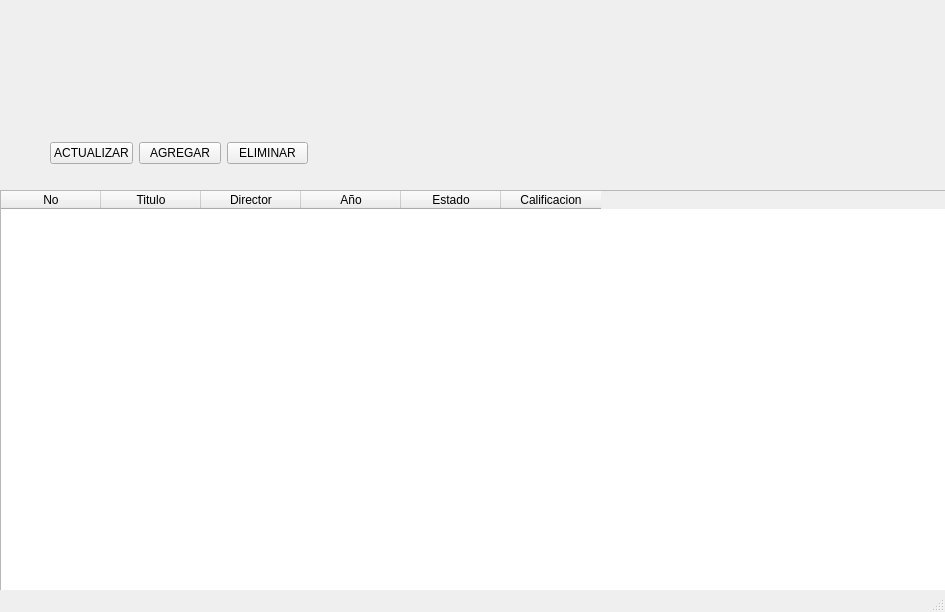
Old version of the form mainwindow.ui in the repository malvlopez/ProyectoProgramacion.
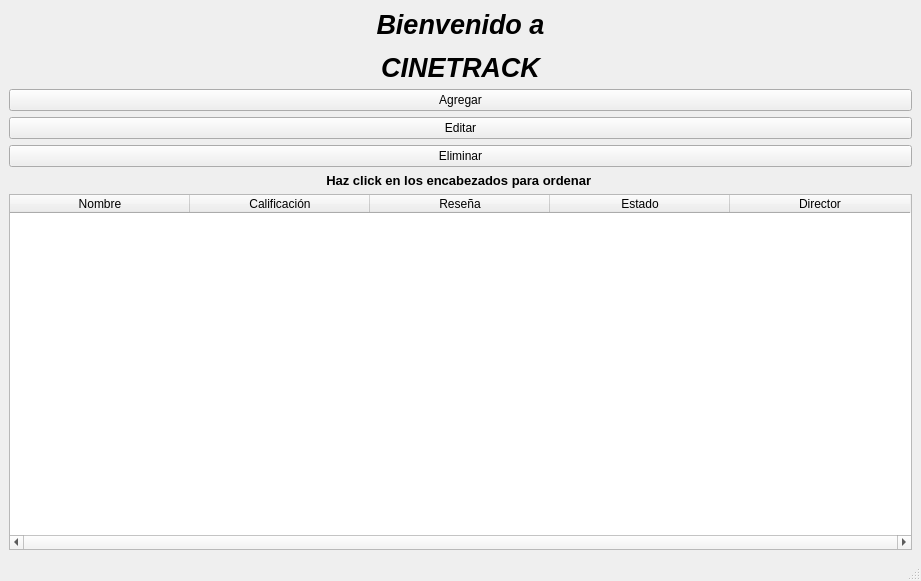
New version of the form.

Commit message: Se Modifica tabla, se agrega columna Director

What changed in the file:
```diff
--- a/mainwindow.ui
+++ b/mainwindow.ui
@@ -6,41 +6,89 @@
    <rect>
     <x>0</x>
     <y>0</y>
-    <width>945</width>
-    <height>612</height>
+    <width>921</width>
+    <height>581</height>
    </rect>
   </property>
   <property name="windowTitle">
    <string>MainWindow</string>
   </property>
   <widget class="QWidget" name="centralwidget">
-   <widget class="QTableWidget" name="tablaMostrarPelis">
-    <property name="geometry">
-     <rect>
-      <x>0</x>
-      <y>190</y>
-      <width>951</width>
-      <height>401</height>
-     </rect>
-    </property>
-    <column>
+   <layout class="QVBoxLayout" name="verticalLayout">
+    <item>
+     <widget class="QLabel" name="label">
+      <property name="text">
+       <string>&lt;html&gt;&lt;head/&gt;&lt;body&gt;&lt;p align=&quot;center&quot;&gt;&lt;span style=&quot; font-size:20pt; font-weight:700; font-style:italic;&quot;&gt;Bienvenido a&lt;/span&gt;&lt;/p&gt;&lt;p align=&quot;center&quot;&gt;&lt;span style=&quot; font-size:20pt; font-weight:700; font-style:italic;&quot;&gt;CINETRACK&lt;/span&gt;&lt;/p&gt;&lt;/body&gt;&lt;/html&gt;</string>
+      </property>
+     </widget>
+    </item>
+    <item>
+     <widget class="QPushButton" name="btnAgregar">
      <property name="text">
-      <string>No</string>
-     </property>
-    </column>
+       <string>Agregar</string>
+      </property>
+     </widget>
+    </item>
+    <item>
+     <widget class="QPushButton" name="btnEditar">
+      <property name="text">
+       <string>Editar</string>
+      </property>
+     </widget>
+    </item>
+    <item>
+     <widget class="QPushButton" name="btnEliminar">
+      <property name="text">
+       <string>Eliminar</string>
+      </property>
+     </widget>
+    </item>
+    <item>
+     <widget class="QLabel" name="label_2">
+      <property name="text">
+       <string>&lt;html&gt;&lt;head/&gt;&lt;body&gt;&lt;p align=&quot;center&quot;&gt;&lt;span style=&quot; font-size:10pt; font-weight:700;&quot;&gt;Haz click en los encabezados para ordenar &lt;/span&gt;&lt;/p&gt;&lt;/body&gt;&lt;/html&gt;</string>
+      </property>
+     </widget>
+    </item>
+    <item>
+     <widget class="QTableWidget" name="TablaMostrarPelis">
+      <property name="minimumSize">
+       <size>
+        <width>695</width>
+        <height>0</height>
+       </size>
+      </property>
+      <property name="horizontalScrollBarPolicy">
+       <enum>Qt::ScrollBarPolicy::ScrollBarAlwaysOn</enum>
+      </property>
+      <attribute name="horizontalHeaderMinimumSectionSize">
+       <number>180</number>
+      </attribute>
+      <attribute name="horizontalHeaderDefaultSectionSize">
+       <number>180</number>
+      </attribute>
+      <attribute name="verticalHeaderMinimumSectionSize">
+       <number>140</number>
+      </attribute>
+      <attribute name="verticalHeaderDefaultSectionSize">
+       <number>140</number>
+      </attribute>
     <column>
      <property name="text">
-      <string>Titulo</string>
-     </property>
+        <string>Nombre</string>
+       </property>
+       <property name="textAlignment">
+        <set>AlignHCenter|AlignBottom</set>
+       </property>
     </column>
     <column>
      <property name="text">
-      <string>Director</string>
+        <string>Calificación</string>
      </property>
     </column>
     <column>
      <property name="text">
-      <string>Año</string>
+        <string>Reseña</string>
      </property>
     </column>
     <column>
@@ -50,43 +98,22 @@
     </column>
     <column>
      <property name="text">
-      <string>Calificacion</string>
-     </property>
-    </column>
-   </widget>
-   <widget class="QWidget" name="layoutWidget">
-    <property name="geometry">
-     <rect>
-      <x>50</x>
-      <y>140</y>
-      <width>258</width>
-      <height>26</height>
-     </rect>
-    </property>
-    <layout class="QHBoxLayout" name="horizontalLayout">
-     <item>
-      <widget class="QPushButton" name="BotonActualizar">
-       <property name="text">
-        <string>ACTUALIZAR</string>
-       </property>
-      </widget>
-     </item>
-     <item>
-      <widget class="QPushButton" name="BotonAgregar">
-       <property name="text">
-        <string>AGREGAR</string>
-       </property>
-      </widget>
-     </item>
-     <item>
-      <widget class="QPushButton" name="BotonEliminar">
-       <property name="text">
-        <string>ELIMINAR</string>
-       </property>
+        <string>Director</string>
+       </property>
+      </column>
       </widget>
      </item>
     </layout>
    </widget>
+  <widget class="QMenuBar" name="menubar">
+   <property name="geometry">
+    <rect>
+     <x>0</x>
+     <y>0</y>
+     <width>921</width>
+     <height>21</height>
+    </rect>
+   </property>
   </widget>
   <widget class="QStatusBar" name="statusbar"/>
  </widget>
```
Lines whose indentation alone changed are shown as unchanged. The commit also changes 8 other files.
